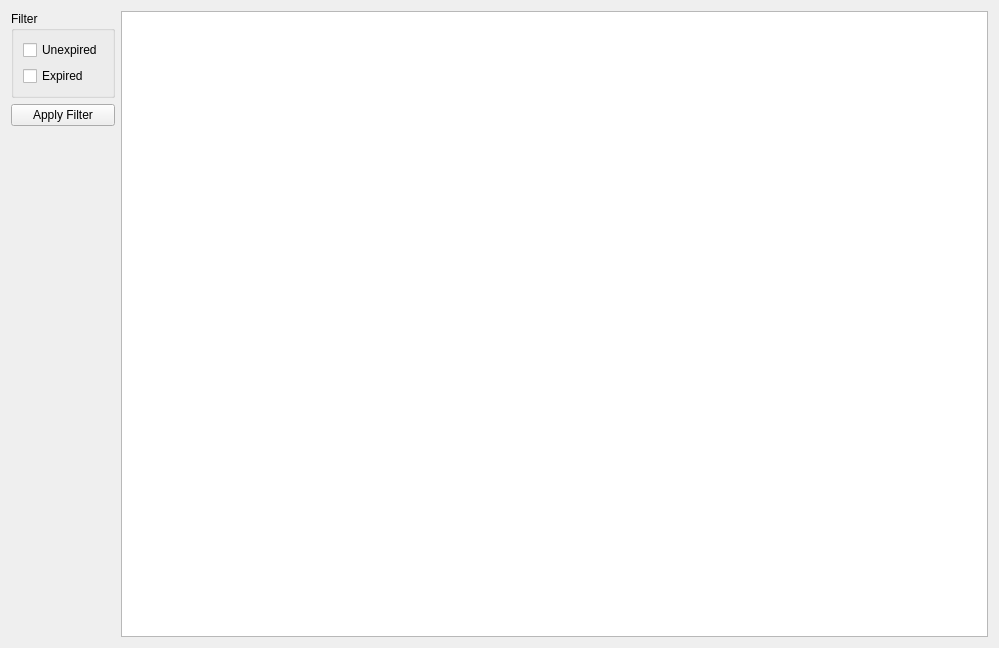
huyquoctrinh/LibraryManagement, file borrowedwidget.ui: the form before one commit.
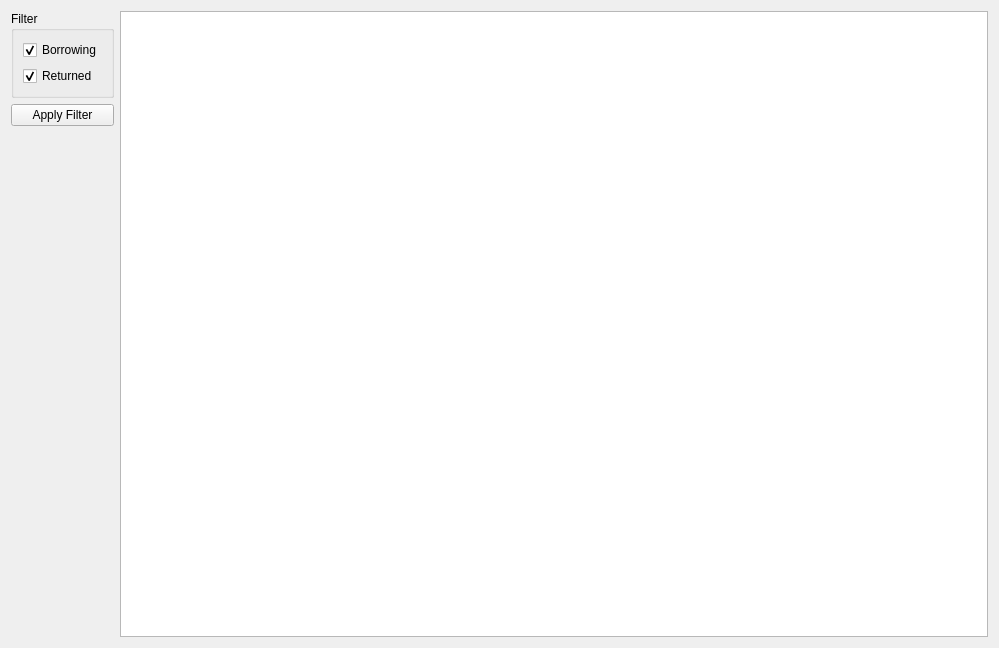
The form after the commit.

Diff of the .ui file:
```diff
--- a/borrowedwidget.ui
+++ b/borrowedwidget.ui
@@ -25,14 +25,20 @@
         <item>
          <widget class="QCheckBox" name="chbUnexpired">
           <property name="text">
-           <string>Unexpired</string>
+           <string>Borrowing</string>
+          </property>
+          <property name="checked">
+           <bool>true</bool>
           </property>
          </widget>
         </item>
         <item>
          <widget class="QCheckBox" name="chbExpired">
           <property name="text">
-           <string>Expired</string>
+           <string>Returned</string>
+          </property>
+          <property name="checked">
+           <bool>true</bool>
           </property>
          </widget>
         </item>
```
Left out of the diff: 4 changed lines with no effect on the pictures.
